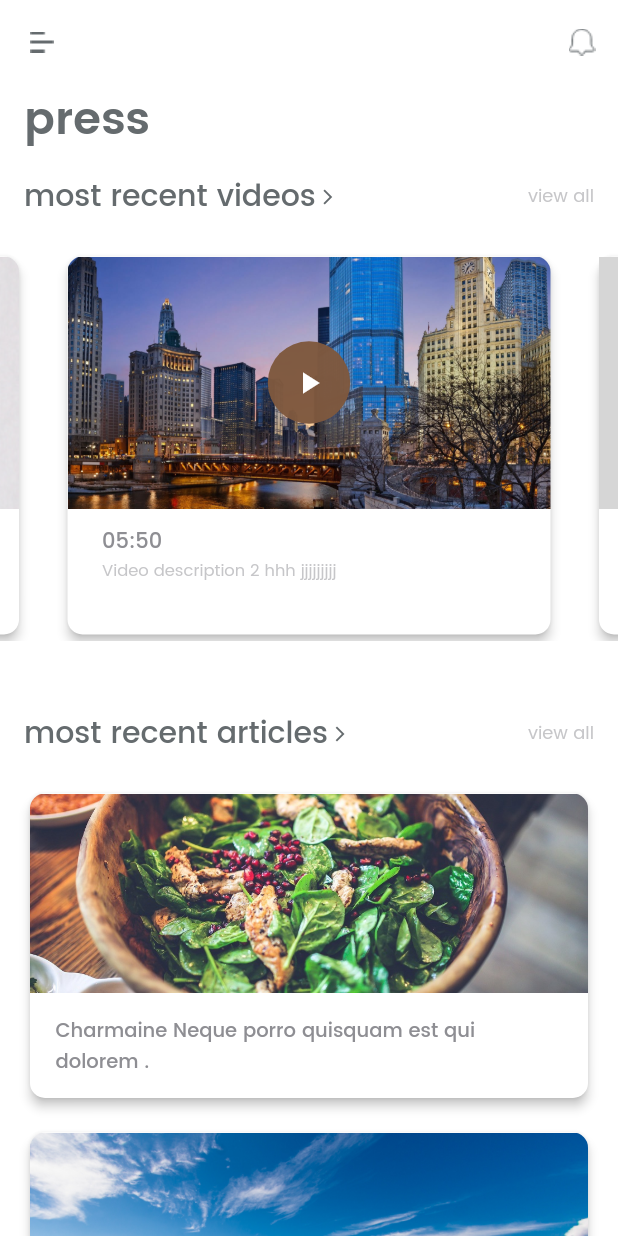
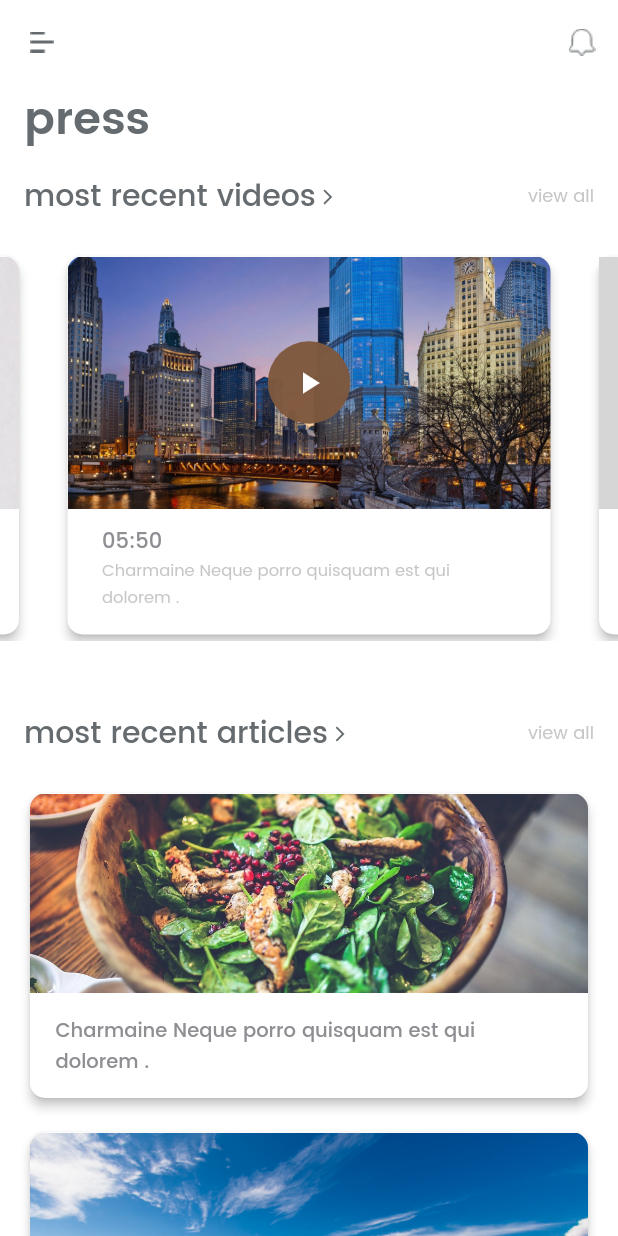
Before and after one commit to relevantsystemsllc/allthingscharmaine, a Flutter app: the screen it shows after launch, on a phone screen of 412 x 824 dp. Run offline on Flutter 3.47's test engine with Material 2 defaults, Android fonts, the phone set to English and light mode, and no system bars; our stand-ins replace photo_view; grey boxes are pictures that could not be loaded.

Commit message:
Started adding the video detail view

```diff
--- a/lib/utils/custom_colors.dart
+++ b/lib/utils/custom_colors.dart
@@ -64,10 +64,10 @@ class Data {
 
   static List<Video> getVideoData(){
     List<Video> data = [];
-    data.add(Video(id: 1,image: "assets/artboard.png", title: "Video 1", description: 'Chaimaine Neque porro quisquam est qui dolorem', viewCount: '51K views', duration: '9:59', time: '3 hours ago'));
-    data.add(Video(id: 2,image: "assets/chicago.jpg", title: "Video 2", description: 'Video description 2 hhh jjjjjjjjj', viewCount: '200K views',  duration: '05:50', time: '3 hours ago'));
-    data.add(Video(id: 3,image: "assets/chicago-Illinois.jpg", title: "Video 3", description: 'Video description 3', viewCount: '78K views',  duration: '10:50', time: '3 hours ago'));
-    data.add(Video(id: 4,image: "assets/blur-breakfast-close-up-376464.jpg", title: 'Video 4', description: 'Video description 4', viewCount: '1M views',  duration: '03:50', time: '3 hours ago'));
+    data.add(Video(id: 1,image: "assets/artboard.png", title: "Charmaine Neque porro quisquam est qui dolorem .", description: 'Lorem ipsum dolor sit amet, consectetur adipiscing elit. In volutpat libero tellus, malesuada laoreet metus vulputate quis. Praesent lacinia sagittis dui. Mauris sagittis tincidunt justo, sit amet scelerisque magna sagittis consequat. Sed dui diam, aliquam consectetur aliquam tempus, pharetra et dolor.', viewCount: '51K views', duration: '9:59', time: '3 hours ago'));
+    data.add(Video(id: 2,image: "assets/chicago.jpg", title: "Charmaine Neque porro quisquam est qui dolorem .", description: 'Lorem ipsum dolor sit amet, consectetur adipiscing elit. In volutpat libero tellus, malesuada laoreet metus vulputate quis. Praesent lacinia sagittis dui. Mauris sagittis tincidunt justo, sit amet scelerisque magna sagittis consequat. Sed dui diam, aliquam consectetur aliquam tempus, pharetra et dolor.', viewCount: '200K views',  duration: '05:50', time: '3 hours ago'));
+    data.add(Video(id: 3,image: "assets/chicago-Illinois.jpg", title: "Charmaine Neque porro quisquam est qui dolorem .", description: 'Lorem ipsum dolor sit amet, consectetur adipiscing elit. In volutpat libero tellus, malesuada laoreet metus vulputate quis. Praesent lacinia sagittis dui. Mauris sagittis tincidunt justo, sit amet scelerisque magna sagittis consequat. Sed dui diam, aliquam consectetur aliquam tempus, pharetra et dolor.', viewCount: '78K views',  duration: '10:50', time: '3 hours ago'));
+    data.add(Video(id: 4,image: "assets/blur-breakfast-close-up-376464.jpg", title: 'Charmaine Neque porro quisquam est qui dolorem .', description: 'Lorem ipsum dolor sit amet, consectetur adipiscing elit. In volutpat libero tellus, malesuada laoreet metus vulputate quis. Praesent lacinia sagittis dui. Mauris sagittis tincidunt justo, sit amet scelerisque magna sagittis consequat. Sed dui diam, aliquam consectetur aliquam tempus, pharetra et dolor.', viewCount: '1M views',  duration: '03:50', time: '3 hours ago'));
     return data;
   }
 }
--- a/lib/widgets/header_video_item.dart
+++ b/lib/widgets/header_video_item.dart
@@ -58,7 +58,7 @@ class HeaderMovieItem extends StatelessWidget {
 
                           Flexible(
                             child: Text(
-                              video?.description,
+                              video?.title,
                               maxLines: 2,
                               overflow: TextOverflow.ellipsis,
                               style: TextStyle(
--- a/lib/widgets/more_recent_videos.dart
+++ b/lib/widgets/more_recent_videos.dart
@@ -1,5 +1,6 @@
 import 'package:allthingscharmaine/utils/custom_colors.dart';
 import 'package:allthingscharmaine/widgets/header_video_item.dart';
+import 'package:allthingscharmaine/widgets/press_video_detail_page.dart';
 import 'package:flutter/material.dart';
 
 class MoreRecentVideos extends StatelessWidget {
@@ -55,7 +56,8 @@ class MoreRecentVideos extends StatelessWidget {
                   controller: _pageController,
                   itemCount: listData.length,
                   itemBuilder: (context, position){
-                    return imageSlider(position);
+                    return GestureDetector(child: imageSlider(position),
+                    onTap: (){Navigator.push(context, MaterialPageRoute(builder: (context) => VideoDetail(listData[position])));},);
                   }),)
           ],
         ));
--- a/lib/widgets/press_video_list_page.dart
+++ b/lib/widgets/press_video_list_page.dart
@@ -1,4 +1,5 @@
 import 'package:allthingscharmaine/utils/custom_colors.dart';
+import 'package:allthingscharmaine/widgets/press_video_detail_page.dart';
 import 'package:allthingscharmaine/widgets/press_video_item.dart';
 import 'package:flutter/material.dart';
 
@@ -79,7 +80,7 @@ class _PressVideoListState extends State<PressVideoList>{
                         fontWeight: FontWeight.w400,),),),);
                 }else{
                   return GestureDetector(child: Container(child: PressVideoItem(listData[index]), margin: EdgeInsets.only(bottom: 15.0),),
-                    onTap: (){/*Navigator.push(context, MaterialPageRoute(builder: (context) => ArticleDetail(listData[index])));*/},);
+                    onTap: (){Navigator.push(context, MaterialPageRoute(builder: (context) => VideoDetail(listData[index])));},);
                 }
               }),
         )],)
```
Also changed, not shown: lib/widgets/press_video_detail_page.dart (added, +78 -0 lines), lib/widgets/press_video_item.dart (+4 -3 lines).
